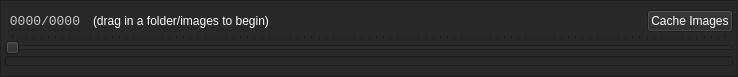
Qt form src/views/imageSlider.ui (moonbot/storyTime) before a commit.
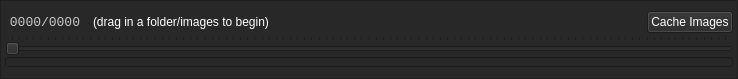
The same form after that commit.

Commit message: switches to PySide, updates how ui files are loaded

The edit to the form file:
```diff
--- a/src/views/imageSlider.ui
+++ b/src/views/imageSlider.ui
@@ -7,7 +7,7 @@
     <x>0</x>
     <y>0</y>
     <width>738</width>
-    <height>77</height>
+    <height>79</height>
    </rect>
   </property>
   <property name="windowTitle">
```
Left out of the diff: 12 changed lines with no effect on the pictures. The commit also changes 6 other files.
